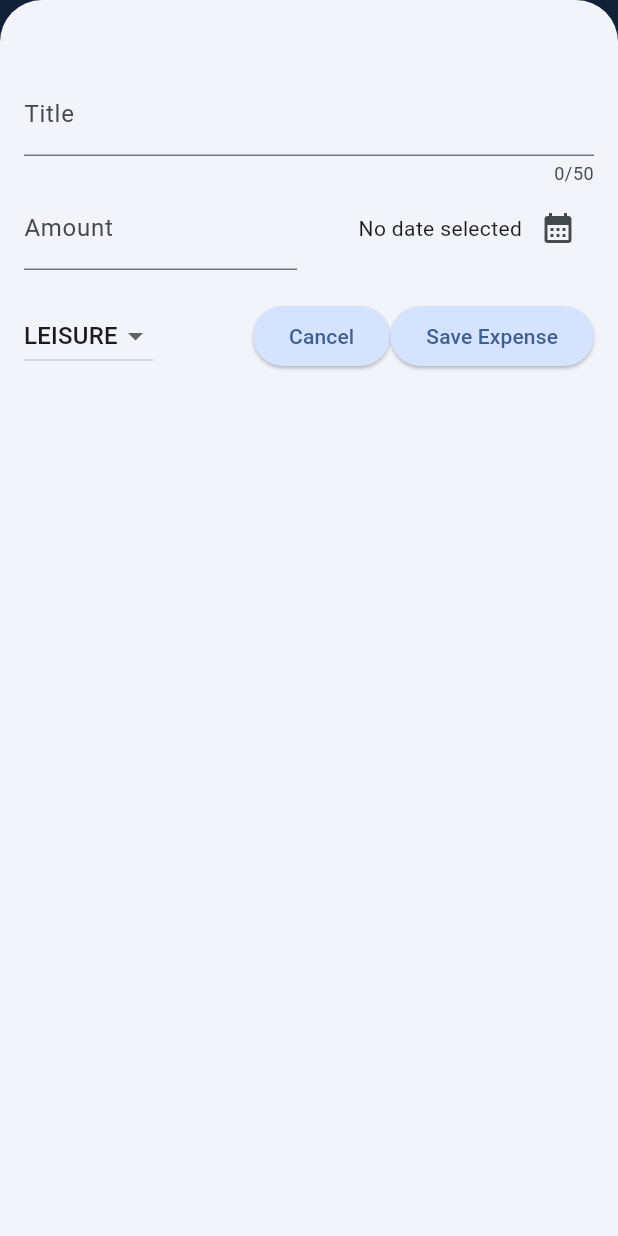
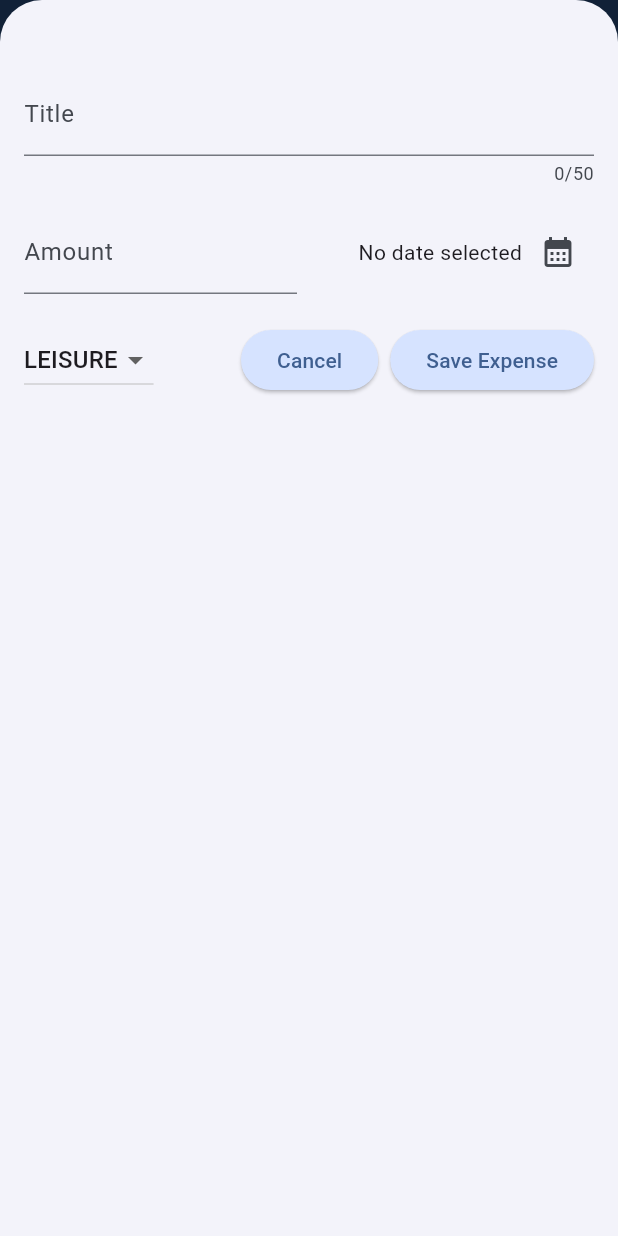
Before and after one commit to fmalik9/expense_tracker, a Flutter app: the screen it shows after launch, after a tap on the "add" icon, on a phone screen of 412 x 824 dp. Run offline on Flutter 3.47's test engine with Material 3 defaults, Android fonts, the phone set to English and light mode, and no system bars.

Commit message:
Added further responsiveness in new expense modal

```diff
--- a/lib/widget/new_expense.dart
+++ b/lib/widget/new_expense.dart
@@ -10,9 +10,7 @@ class NewExpense extends StatefulWidget {
   final void Function(Expense expense) onAddExpense;
 
   @override
-  State<NewExpense> createState() {
-    return _NewExpenseState();
-  }
+  State<NewExpense> createState() => _NewExpenseState();
 }
 
 class _NewExpenseState extends State<NewExpense> {
@@ -40,13 +38,11 @@ class _NewExpenseState extends State<NewExpense> {
           context: context,
           builder: (ctx) => CupertinoAlertDialog(
             title: const Text('Invalid Input!'),
-            content: const Text(
-                'Please enter a valid title, amount, and date.'),
+            content:
+                const Text('Please enter a valid title, amount, and date.'),
             actions: [
               TextButton(
-                onPressed: () {
-                  Navigator.pop(ctx);
-                },
+                onPressed: () => Navigator.pop(ctx),
                 child: const Text('Okay'),
               ),
             ],
@@ -57,13 +53,11 @@ class _NewExpenseState extends State<NewExpense> {
           context: context,
           builder: (ctx) => AlertDialog(
             title: const Text('Invalid Input!'),
-            content: const Text(
-                'Please enter a valid title, amount, and date.'),
+            content:
+                const Text('Please enter a valid title, amount, and date.'),
             actions: [
               TextButton(
-                onPressed: () {
-                  Navigator.pop(ctx);
-                },
+                onPressed: () => Navigator.pop(ctx),
                 child: const Text('Okay'),
               ),
             ],
@@ -153,9 +147,11 @@ class _NewExpenseState extends State<NewExpense> {
                         label: Text('Title'),
                       ),
                     ),
+                  const SizedBox(height: 16),
+                  Row(
+                    crossAxisAlignment: CrossAxisAlignment.center,
+                    children: [
                       if (width < 600)
-                    Row(
-                      children: [
                         Expanded(
                           child: TextField(
                             controller: _amountController,
@@ -166,10 +162,12 @@ class _NewExpenseState extends State<NewExpense> {
                             ),
                           ),
                         ),
-                        const SizedBox(width: 16),
+                      if (width < 600) const SizedBox(width: 16),
                       Expanded(
                         child: Row(
-                            mainAxisAlignment: MainAxisAlignment.end,
+                          mainAxisAlignment: width < 600
+                              ? MainAxisAlignment.end
+                              : MainAxisAlignment.start,
                           children: [
                             Text(
                               _selectedDate == null
@@ -195,7 +193,7 @@ class _NewExpenseState extends State<NewExpense> {
                               (category) => DropdownMenuItem(
                                 value: category,
                                 child: Text(
-                                  category.name.toString().toUpperCase(),
+                                  category.name.toUpperCase(),
                                 ),
                               ),
                             )
@@ -209,11 +207,10 @@ class _NewExpenseState extends State<NewExpense> {
                       ),
                       const Spacer(),
                       ElevatedButton(
-                        onPressed: () {
-                          Navigator.pop(context);
-                        },
+                        onPressed: () => Navigator.pop(context),
                         child: const Text('Cancel'),
                       ),
+                      const SizedBox(width: 8),
                       ElevatedButton(
                         onPressed: _submitExpenseData,
                         child: const Text('Save Expense'),
```
Lines whose indentation alone changed are shown as unchanged.
